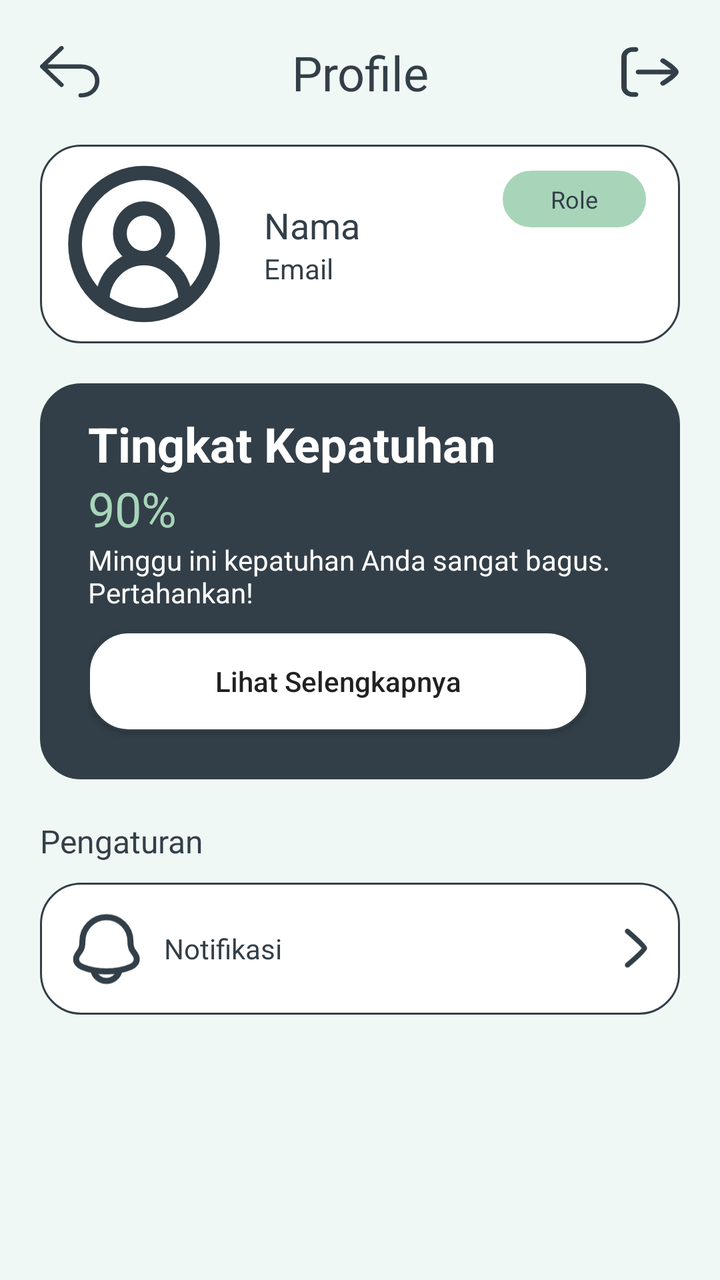
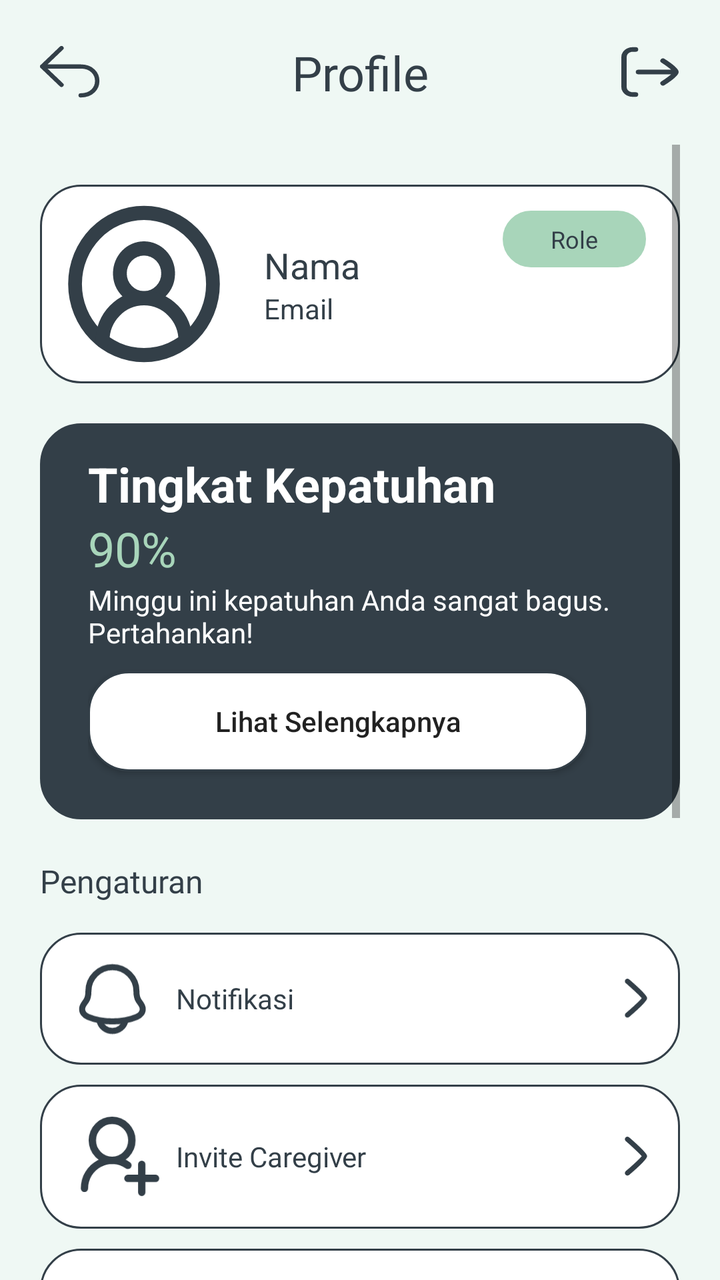

Compare the two renders of this Android layout. The source of the first and the diff that turns it into the second are given below.
<!-- AndroidManifest.xml: application theme Theme.MedUMinderV1 -->
<!-- res/layout/activity_profile.xml -->
<?xml version="1.0" encoding="utf-8"?>
<RelativeLayout xmlns:android="http://schemas.android.com/apk/res/android"
    xmlns:app="http://schemas.android.com/apk/res-auto"
    xmlns:tools="http://schemas.android.com/tools"
    android:id="@+id/main"
    android:layout_width="match_parent"
    android:layout_height="match_parent"
    tools:context=".ProfileActivity"
    android:background="@color/bckg">

    <LinearLayout
        android:layout_width="match_parent"
        android:layout_height="wrap_content"
        android:orientation="vertical"
        android:layout_margin="20dp">

        <LinearLayout
            android:layout_width="match_parent"
            android:layout_height="wrap_content"
            android:orientation="horizontal">

            <Button
                android:layout_width="30dp"
                android:layout_height="26dp"
                android:background="@drawable/ic_back"
                android:id="@+id/btnBack"
                android:layout_gravity="center"
                />

            <TextView
                android:layout_width="wrap_content"
                android:layout_height="wrap_content"
                android:id="@+id/tvProfilePage"
                android:text="Profile"
                android:fontFamily="@font/inter_24pt_bold"
                android:textSize="24sp"
                android:layout_weight="1"
                android:gravity="center"
                android:textColor="@color/black"/>

            <Button
                android:layout_width="30dp"
                android:layout_height="26dp"
                android:background="@drawable/ic_logout"
                android:id="@+id/btnLogout"
                android:layout_gravity="center"
                />

        </LinearLayout>


        <LinearLayout
            android:layout_width="match_parent"
            android:layout_height="wrap_content"
            android:orientation="horizontal"
            android:background="@drawable/border"
            android:layout_marginVertical="20dp">

            <View
                android:layout_width="80dp"
                android:layout_height="80dp"
                android:background="@drawable/ic_profile"
                android:layout_gravity="center"
                />

            <LinearLayout
                android:layout_width="wrap_content"
                android:layout_height="wrap_content"
                android:orientation="vertical"
                android:layout_margin="20dp"
                android:layout_weight="1">

                <TextView
                    android:layout_width="wrap_content"
                    android:layout_height="wrap_content"
                    android:text="Nama"
                    android:textColor="@color/black"
                    android:textSize="18sp"/>

                <TextView
                    android:layout_width="wrap_content"
                    android:layout_height="wrap_content"
                    android:text="Email"
                    android:textColor="@color/black"
                    android:textSize="14sp"/>

            </LinearLayout>

            <TextView
                android:layout_width="wrap_content"
                android:layout_height="wrap_content"
                android:text="Role"
                android:background="@drawable/border_hugcontent"
                android:backgroundTint="@color/green"
                android:paddingVertical="6dp"
                android:paddingHorizontal="24dp"
                android:textSize="12sp"
                android:textColor="@color/black"
                android:layout_margin="5dp"/>

        </LinearLayout>


        <LinearLayout
            android:layout_width="match_parent"
            android:layout_height="wrap_content"
            android:orientation="horizontal">

            <LinearLayout
                android:layout_width="wrap_content"
                android:layout_height="wrap_content"
                android:orientation="vertical"
                android:background="@drawable/border"
                android:backgroundTint="@color/black"
                android:paddingVertical="14dp"
                android:paddingHorizontal="24dp">

                <TextView
                    android:layout_width="wrap_content"
                    android:layout_height="wrap_content"
                    android:text="Tingkat Kepatuhan"
                    android:textSize="24dp"
                    android:textColor="@color/white"
                    android:textStyle="bold"/>

                <TextView
                    android:layout_width="wrap_content"
                    android:layout_height="wrap_content"
                    android:text="90%"
                    android:textSize="24dp"
                    android:textColor="@color/green"
                    android:fontFamily="@font/inter_24pt_semibold"/>

                <TextView
                    android:layout_width="wrap_content"
                    android:layout_height="wrap_content"
                    android:text="@string/desc_kepatuhan_tinggi"
                    android:textSize="14dp"
                    android:textColor="@color/white"/>

                <Button
                    android:layout_width="wrap_content"
                    android:layout_height="wrap_content"
                    android:id="@+id/btnSeeStatistic"
                    android:text="Lihat Selengkapnya"
                    android:background="@drawable/border"
                    android:textAllCaps="false"
                    android:layout_marginVertical="10dp"/>

            </LinearLayout>

        </LinearLayout>


        <TextView
            android:layout_width="wrap_content"
            android:layout_height="wrap_content"
            android:text="Pengaturan"
            android:fontFamily="@font/inter_18pt_bold"
            android:textSize="16sp"
            android:layout_marginTop="20dp"
            android:layout_marginBottom="10dp"
            android:textColor="@color/black"/>

        <LinearLayout
            android:layout_width="match_parent"
            android:layout_height="wrap_content"
            android:orientation="vertical">

            <LinearLayout
                android:layout_width="match_parent"
                android:layout_height="wrap_content"
                android:orientation="horizontal"
                android:background="@drawable/border_hugcontent">

                <ImageView
                    android:layout_width="40dp"
                    android:layout_height="40dp"
                    android:src="@drawable/ic_notif"
                    android:layout_marginVertical="5dp"/>

                <TextView
                    android:layout_width="wrap_content"
                    android:layout_height="wrap_content"
                    android:text="Notifikasi"
                    android:layout_marginStart="10dp"
                    android:layout_weight="1"
                    android:layout_gravity="center"
                    android:textColor="@color/black"
                    android:fontFamily="@font/inter_24pt_bold"/>

                <ImageView
                    android:layout_width="20dp"
                    android:layout_height="20dp"
                    android:src="@drawable/ic_arrow"
                    android:layout_gravity="center"/>

            </LinearLayout>


        </LinearLayout>

    </LinearLayout>

</RelativeLayout>
<!-- resources referenced by this layout -->
<resources>
  <!-- unchanged entries left out for length: 13 -->
</resources>

<!-- the commit's change to res/layout/activity_profile.xml (unified diff, before → after) -->
@@ -11,44 +11,52 @@
     <LinearLayout
         android:layout_width="match_parent"
         android:layout_height="wrap_content"
-        android:orientation="vertical"
-        android:layout_margin="20dp">
+        android:orientation="horizontal"
+        android:layout_margin="20dp"
+        android:id="@+id/headerSection">
+
+        <Button
+            android:layout_width="30dp"
+            android:layout_height="26dp"
+            android:background="@drawable/ic_back"
+            android:id="@+id/btnBack"
+            android:layout_gravity="center"
+            />
+
+        <TextView
+            android:layout_width="wrap_content"
+            android:layout_height="wrap_content"
+            android:id="@+id/tvProfilePage"
+            android:text="Profile"
+            android:fontFamily="@font/inter_24pt_bold"
+            android:textSize="24sp"
+            android:layout_weight="1"
+            android:gravity="center"
+            android:textColor="@color/black"/>
+
+        <Button
+            android:layout_width="30dp"
+            android:layout_height="26dp"
+            android:background="@drawable/ic_logout"
+            android:id="@+id/btnLogout"
+            android:layout_gravity="center"
+            />
+
+    </LinearLayout>
+
+    <ScrollView
+        android:layout_width="match_parent"
+        android:layout_height="wrap_content"
+        android:id="@+id/scrollView"
+        android:layout_below="@id/headerSection"
+        android:layout_marginHorizontal="20dp">
 
         <LinearLayout
             android:layout_width="match_parent"
             android:layout_height="wrap_content"
-            android:orientation="horizontal">
-
-            <Button
-                android:layout_width="30dp"
-                android:layout_height="26dp"
-                android:background="@drawable/ic_back"
-                android:id="@+id/btnBack"
-                android:layout_gravity="center"
-                />
-
-            <TextView
-                android:layout_width="wrap_content"
-                android:layout_height="wrap_content"
-                android:id="@+id/tvProfilePage"
-                android:text="Profile"
-                android:fontFamily="@font/inter_24pt_bold"
-                android:textSize="24sp"
-                android:layout_weight="1"
-                android:gravity="center"
-                android:textColor="@color/black"/>
-
-            <Button
-                android:layout_width="30dp"
-                android:layout_height="26dp"
-                android:background="@drawable/ic_logout"
-                android:id="@+id/btnLogout"
-                android:layout_gravity="center"
-                />
-
-        </LinearLayout>
-
-
+            android:orientation="vertical">
+
+        
         <LinearLayout
             android:layout_width="match_parent"
             android:layout_height="wrap_content"
@@ -100,7 +108,7 @@
 
         </LinearLayout>
 
-
+        
         <LinearLayout
             android:layout_width="match_parent"
             android:layout_height="wrap_content"
@@ -151,7 +159,7 @@
 
         </LinearLayout>
 
-
+        
         <TextView
             android:layout_width="wrap_content"
             android:layout_height="wrap_content"
@@ -167,17 +175,20 @@
             android:layout_height="wrap_content"
             android:orientation="vertical">
 
-            <LinearLayout
-                android:layout_width="match_parent"
-                android:layout_height="wrap_content"
-                android:orientation="horizontal"
-                android:background="@drawable/border_hugcontent">
+            
+            <LinearLayout
+                android:layout_width="match_parent"
+                android:layout_height="wrap_content"
+                android:orientation="horizontal"
+                android:background="@drawable/border_hugcontent"
+                android:layout_marginVertical="5dp">
 
                 <ImageView
                     android:layout_width="40dp"
                     android:layout_height="40dp"
                     android:src="@drawable/ic_notif"
-                    android:layout_marginVertical="5dp"/>
+                    android:layout_marginVertical="5dp"
+                    android:layout_marginHorizontal="3dp"/>
 
                 <TextView
                     android:layout_width="wrap_content"
@@ -197,9 +208,213 @@
 
             </LinearLayout>
 
-
+            
+            <LinearLayout
+                android:layout_width="match_parent"
+                android:layout_height="wrap_content"
+                android:orientation="horizontal"
+                android:background="@drawable/border_hugcontent"
+                android:layout_marginVertical="5dp">
+
+                <ImageView
+                    android:layout_width="40dp"
+                    android:layout_height="40dp"
+                    android:src="@drawable/ic_add_people"
+                    android:layout_margin="8dp"/>
+
+                <TextView
+                    android:layout_width="wrap_content"
+                    android:layout_height="wrap_content"
+                    android:text="Invite Caregiver"
+                    android:layout_weight="1"
+                    android:layout_gravity="center"
+                    android:textColor="@color/black"
+                    android:fontFamily="@font/inter_24pt_bold"/>
+
+                <ImageView
+                    android:layout_width="20dp"
+                    android:layout_height="20dp"
+                    android:src="@drawable/ic_arrow"
+                    android:layout_gravity="center"/>
+
+            </LinearLayout>
+
+            
+            <LinearLayout
+                android:layout_width="match_parent"
+                android:layout_height="wrap_content"
+                android:orientation="horizontal"
+                android:background="@drawable/border_hugcontent"
+                android:layout_marginVertical="5dp">
+
+                <ImageView
+                    android:layout_width="40dp"
+                    android:layout_height="40dp"
+                    android:src="@drawable/ic_people"
+                    android:layout_margin="8dp"/>
+
+                <TextView
+                    android:layout_width="wrap_content"
+                    android:layout_height="wrap_content"
+                    android:text="List Caregiver"
+                    android:layout_weight="1"
+                    android:layout_gravity="center"
+                    android:textColor="@color/black"
+                    android:fontFamily="@font/inter_24pt_bold"/>
+
+                <ImageView
+                    android:layout_width="20dp"
+                    android:layout_height="20dp"
+                    android:src="@drawable/ic_arrow"
+                    android:layout_gravity="center"/>
+
+            </LinearLayout>
+
+            <LinearLayout
+                android:layout_width="match_parent"
+                android:layout_height="wrap_content"
+                android:orientation="horizontal"
+                android:background="@drawable/border_hugcontent"
+                android:layout_marginVertical="5dp">
+
+                <ImageView
+                    android:layout_width="40dp"
+                    android:layout_height="40dp"
+                    android:src="@drawable/ic_people"
+                    android:layout_margin="8dp"/>
+
+                <TextView
+                    android:layout_width="wrap_content"
+                    android:layout_height="wrap_content"
+                    android:text="Aktivasi Caregiver"
+                    android:layout_weight="1"
+                    android:layout_gravity="center"
+                    android:textColor="@color/black"
+                    android:fontFamily="@font/inter_24pt_bold"/>
+
+                <ImageView
+                    android:layout_width="20dp"
+                    android:layout_height="20dp"
+                    android:src="@drawable/ic_arrow"
+                    android:layout_gravity="center"/>
+
+            </LinearLayout>
+
+            
+            <LinearLayout
+                android:layout_width="match_parent"
+                android:layout_height="wrap_content"
+                android:orientation="horizontal"
+                android:background="@drawable/border_hugcontent"
+                android:layout_marginVertical="5dp">
+
+                <ImageView
+                    android:layout_width="40dp"
+                    android:layout_height="40dp"
+                    android:src="@drawable/ic_edit"
+                    android:layout_margin="8dp"/>
+
+                <TextView
+                    android:layout_width="wrap_content"
+                    android:layout_height="wrap_content"
+                    android:text="Edit Profile"
+                    android:layout_weight="1"
+                    android:layout_gravity="center"
+                    android:textColor="@color/black"
+                    android:fontFamily="@font/inter_24pt_bold"/>
+
+                <ImageView
+                    android:layout_width="20dp"
+                    android:layout_height="20dp"
+                    android:src="@drawable/ic_arrow"
+                    android:layout_gravity="center"/>
+
+            </LinearLayout>
+
+            
+            <LinearLayout
+                android:layout_width="match_parent"
+                android:layout_height="wrap_content"
+                android:orientation="horizontal"
+                android:background="@drawable/border_hugcontent"
+                android:layout_marginVertical="5dp">
+
+                <ImageView
+                    android:layout_width="40dp"
+                    android:layout_height="40dp"
+                    android:src="@drawable/ic_lang"
+                    android:layout_margin="8dp"/>
+
+                <TextView
+                    android:layout_width="wrap_content"
+                    android:layout_height="wrap_content"
+                    android:text="Bahasa"
+                    android:layout_weight="1"
+                    android:layout_marginStart="3dp"
+                    android:layout_gravity="center"
+                    android:textColor="@color/black"
+                    android:fontFamily="@font/inter_24pt_bold"/>
+
+                <ImageView
+                    android:layout_width="20dp"
+                    android:layout_height="20dp"
+                    android:src="@drawable/ic_arrow"
+                    android:layout_gravity="center"/>
+
+            </LinearLayout>
+
+
+            <LinearLayout
+                android:layout_width="match_parent"
+                android:layout_height="wrap_content"
+                android:orientation="horizontal"
+                android:background="@drawable/border_hugcontent"
+                android:layout_marginVertical="5dp">
+
+                <ImageView
+                    android:layout_width="40dp"
+                    android:layout_height="40dp"
+                    android:src="@drawable/ic_hp"
+                    android:layout_margin="8dp"/>
+
+                <TextView
+                    android:layout_width="wrap_content"
+                    android:layout_height="wrap_content"
+                    android:text="Tampilan"
+                    android:layout_weight="1"
+                    android:layout_gravity="center"
+                    android:textColor="@color/black"
+                    android:fontFamily="@font/inter_24pt_bold"/>
+
+                <RelativeLayout
+                    android:id="@+id/themeSwitch"
+                    android:layout_width="90dp"
+                    android:layout_height="match_parent"
+                    android:background="@drawable/toogle_switch"
+                    android:padding="6dp"
+                    android:layout_margin="5dp">
+
+                    <FrameLayout
+                        android:id="@+id/thumbOuter"
+                        android:layout_width="match_parent"
+                        android:layout_height="match_parent"
+                        android:background="@drawable/toogle_switch">
+
+                        <ImageView
+                            android:id="@+id/iconToggle"
+                            android:layout_width="30dp"
+                            android:layout_height="match_parent"
+                            android:src="@drawable/ic_sun"
+                            android:scaleType="centerInside"
+                            android:background="@drawable/toogle_switch"/>
+
+                    </FrameLayout>
+
+                </RelativeLayout>
+
+            </LinearLayout>
         </LinearLayout>
-
-    </LinearLayout>
+        </LinearLayout>
+    </ScrollView>
 
 </RelativeLayout>
<!-- resource entries referenced after the edit -->
@@ -1,5 +1,136 @@
 <!-- resources referenced by this layout -->
 <resources>
+  <!-- drawable ic_add_people (drawable) -->
+  <vector xmlns:android="http://schemas.android.com/apk/res/android"
+      android:width="29dp"
+      android:height="29dp"
+      android:viewportWidth="29"
+      android:viewportHeight="29">
+    <path
+        android:pathData="M22.377,27.433V17.283M17.365,22.358H27.389M18.797,8.583C18.797,6.66 18.042,4.816 16.699,3.457C15.356,2.097 13.535,1.333 11.636,1.333C9.737,1.333 7.916,2.097 6.573,3.457C5.23,4.816 4.476,6.66 4.476,8.583C4.476,10.506 5.23,12.35 6.573,13.71C7.916,15.069 9.737,15.833 11.636,15.833C13.535,15.833 15.356,15.069 16.699,13.71C18.042,12.35 18.797,10.506 18.797,8.583Z"
+        android:strokeLineJoin="round"
+        android:strokeWidth="2.66667"
+        android:fillColor="#00000000"
+        android:strokeColor="#333F48"
+        android:strokeLineCap="round"/>
+    <path
+        android:pathData="M1.611,25.983C1.611,24.128 2.113,22.309 3.062,20.723C4.011,19.137 5.372,17.844 6.995,16.986C8.619,16.127 10.444,15.735 12.272,15.853C14.1,15.971 15.861,16.593 17.364,17.653"
+        android:strokeLineJoin="round"
+        android:strokeWidth="2.66667"
+        android:fillColor="#00000000"
+        android:strokeColor="#333F48"
+        android:strokeLineCap="round"/>
+  </vector>
+  <!-- drawable ic_edit (drawable) -->
+  <vector xmlns:android="http://schemas.android.com/apk/res/android"
+      android:width="32dp"
+      android:height="32dp"
+      android:viewportWidth="32"
+      android:viewportHeight="32">
+    <path
+        android:pathData="M19.41,4.911L21.973,2.348C22.294,2.026 22.676,1.771 23.097,1.597C23.517,1.423 23.967,1.333 24.422,1.333C24.877,1.333 25.327,1.423 25.748,1.597C26.168,1.771 26.55,2.026 26.871,2.348L29.32,4.796C29.969,5.446 30.333,6.326 30.333,7.245C30.333,8.163 29.969,9.044 29.32,9.693L26.757,12.256M19.41,4.911L2.76,21.559C2.185,22.134 1.831,22.893 1.759,23.703L1.34,28.447C1.318,28.699 1.351,28.953 1.437,29.191C1.524,29.429 1.661,29.645 1.84,29.824C2.019,30.004 2.235,30.141 2.473,30.228C2.711,30.315 2.965,30.348 3.217,30.326L7.962,29.906C8.773,29.836 9.533,29.481 10.109,28.906L26.757,12.256M19.41,4.911L26.757,12.256"
+        android:strokeLineJoin="round"
+        android:strokeWidth="2.66667"
+        android:fillColor="#00000000"
+        android:strokeColor="#333F48"
+        android:strokeLineCap="round"/>
+  </vector>
+  <!-- drawable ic_hp (drawable) -->
+  <vector xmlns:android="http://schemas.android.com/apk/res/android"
+      android:width="29dp"
+      android:height="31dp"
+      android:viewportWidth="29"
+      android:viewportHeight="31">
+    <path
+        android:pathData="M16.434,1H12.083C8.666,1 6.956,1 5.895,2.061C4.833,3.123 4.833,4.832 4.833,8.25V22.75C4.833,26.168 4.833,27.876 5.895,28.939C6.956,30.001 8.666,30 12.083,30H16.434C19.851,30 21.559,30 22.622,28.939C23.684,27.876 23.684,26.168 23.684,22.75V8.25C23.684,4.832 23.684,3.123 22.622,2.061C21.559,1 19.851,1 16.434,1Z"
+        android:strokeLineJoin="round"
+        android:strokeWidth="2"
+        android:fillColor="#00000000"
+        android:strokeColor="#333F48"
+        android:strokeLineCap="round"/>
+    <path
+        android:pathData="M17.158,1H11.358L12.083,2.45H16.433L17.158,1Z"
+        android:strokeLineJoin="round"
+        android:strokeWidth="2"
+        android:fillColor="#00000000"
+        android:strokeColor="#333F48"
+        android:strokeLineCap="round"/>
+  </vector>
+  <!-- drawable ic_lang (drawable) -->
+  <vector xmlns:android="http://schemas.android.com/apk/res/android"
+      android:width="31dp"
+      android:height="31dp"
+      android:viewportWidth="31"
+      android:viewportHeight="31">
+    <path
+        android:pathData="M1,15.5C1,17.026 1.261,18.49 1.742,19.85M1.742,19.85H14.05M1.742,19.85C2.642,22.395 4.309,24.599 6.513,26.157C8.717,27.715 11.351,28.551 14.05,28.55C11.811,28.55 9.967,23.475 9.726,16.95M16.97,11.15H29.278M30,14.775C29.93,13.511 29.681,12.294 29.278,11.15C28.378,8.605 26.711,6.402 24.507,4.844C22.303,3.286 19.67,2.449 16.97,2.45C19.29,2.45 21.188,7.905 21.313,14.775"
+        android:strokeLineJoin="round"
+        android:strokeWidth="2"
+        android:fillColor="#00000000"
+        android:strokeColor="#333F48"
+        android:strokeLineCap="round"/>
+    <path
+        android:pathData="M1,5.781C1,4.19 1,3.393 1.271,2.775C1.561,2.119 2.057,1.593 2.675,1.289C3.258,1 4.009,1 5.51,1H6.8C9.535,1 10.901,1 11.75,1.899C12.6,2.802 12.6,4.248 12.6,7.148V10.424C12.6,11.687 12.6,12.319 12.217,12.536C11.834,12.754 11.339,12.403 10.347,11.701L10.194,11.595C9.469,11.082 9.107,10.827 8.695,10.695C8.285,10.563 7.848,10.563 6.977,10.563H5.512C4.009,10.563 3.258,10.563 2.675,10.274C2.047,9.959 1.55,9.433 1.271,8.788C1,8.17 1,7.374 1,5.781ZM30,23.181C30,21.589 30,20.793 29.729,20.175C29.45,19.53 28.953,19.004 28.325,18.689C27.742,18.4 26.991,18.4 25.49,18.4H24.2C21.465,18.4 20.099,18.4 19.25,19.299C18.4,20.202 18.4,21.648 18.4,24.548V27.824C18.4,29.087 18.4,29.719 18.783,29.936C19.166,30.154 19.662,29.803 20.653,29.101L20.806,28.995C21.531,28.482 21.893,28.227 22.305,28.095C22.715,27.963 23.152,27.963 24.023,27.963H25.488C26.991,27.963 27.742,27.963 28.325,27.674C28.943,27.37 29.44,26.844 29.729,26.188C30,25.57 30,24.774 30,23.181Z"
+        android:strokeWidth="2"
+        android:fillColor="#00000000"
+        android:strokeColor="#333F48"/>
+  </vector>
+  <!-- drawable ic_people (drawable) -->
+  <vector xmlns:android="http://schemas.android.com/apk/res/android"
+      android:width="29dp"
+      android:height="29dp"
+      android:viewportWidth="29"
+      android:viewportHeight="29">
+    <path
+        android:pathData="M22.224,9.01C22.224,6.974 21.425,5.021 20.003,3.582C18.581,2.142 16.653,1.333 14.642,1.333C12.632,1.333 10.703,2.142 9.281,3.582C7.859,5.021 7.061,6.974 7.061,9.01C7.061,11.046 7.859,12.998 9.281,14.438C10.703,15.877 12.632,16.686 14.642,16.686C16.653,16.686 18.581,15.877 20.003,14.438C21.425,12.998 22.224,11.046 22.224,9.01Z"
+        android:strokeLineJoin="round"
+        android:strokeWidth="2.66667"
+        android:fillColor="#00000000"
+        android:strokeColor="#333F48"
+        android:strokeLineCap="round"/>
+    <path
+        android:pathData="M25.257,27.433C25.257,26.022 24.982,24.624 24.449,23.32C23.915,22.017 23.133,20.832 22.148,19.834C21.162,18.836 19.992,18.044 18.704,17.504C17.416,16.964 16.036,16.686 14.642,16.686C13.248,16.686 11.868,16.964 10.58,17.504C9.292,18.044 8.122,18.836 7.137,19.834C6.151,20.832 5.369,22.017 4.836,23.32C4.302,24.624 4.028,26.022 4.028,27.433"
+        android:strokeLineJoin="round"
+        android:strokeWidth="2.66667"
+        android:fillColor="#00000000"
+        android:strokeColor="#333F48"
+        android:strokeLineCap="round"/>
+  </vector>
+  <!-- drawable ic_sun (drawable) -->
+  <vector xmlns:android="http://schemas.android.com/apk/res/android"
+      android:width="22dp"
+      android:height="22dp"
+      android:viewportWidth="22"
+      android:viewportHeight="22">
+    <path
+        android:pathData="M16,11C16,12.326 15.473,13.598 14.535,14.535C13.598,15.473 12.326,16 11,16C9.674,16 8.402,15.473 7.464,14.535C6.527,13.598 6,12.326 6,11C6,9.674 6.527,8.402 7.464,7.464C8.402,6.527 9.674,6 11,6C12.326,6 13.598,6.527 14.535,7.464C15.473,8.402 16,9.674 16,11Z"
+        android:strokeWidth="2"
+        android:fillColor="#333F48"
+        android:strokeColor="#333F48"/>
+    <path
+        android:pathData="M11,1V2.5M11,19.5V21M18.07,18.071L17.01,17.011M4.99,4.989L3.928,3.93M21,11H19.5M2.5,11H1M18.071,3.929L17.011,4.989M4.99,17.011L3.93,18.071"
+        android:strokeWidth="2"
+        android:fillColor="#00000000"
+        android:strokeColor="#333F48"
+        android:strokeLineCap="round"/>
+  </vector>
+  <!-- drawable toogle_switch (drawable) -->
+  <?xml version="1.0" encoding="utf-8"?>
+  <selector xmlns:android="http://schemas.android.com/apk/res/android">
+      <item>
+          <shape android:shape="rectangle">
+              <solid android:color="@color/white"/>
+              <corners
+                  android:topLeftRadius="100dp"
+                  android:topRightRadius="100dp"
+                  android:bottomLeftRadius="100dp"
+                  android:bottomRightRadius="100dp"/>
+              <stroke android:width="1dp"
+                  android:color="@color/black"/>
+          </shape>
+      </item>
+  
+  </selector>
   <!-- unchanged entries left out for length: 13 -->
 </resources>
 
